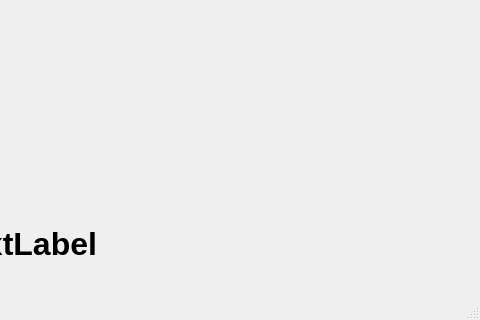
Before: the Qt Designer form view.ui in matheuscnali/face_authenticator, drawn with Qt 5; both pictures show x 320 to 800 and y 187 to 507 of the 800 by 507 pixel window.
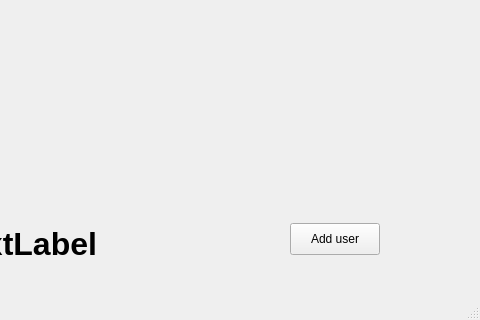
After: the same form once the commit is applied. Icons and pictures are not drawn.

Commit message: Implemented face recognition and button to add user

Diff of the .ui file:
```diff
--- a/view.ui
+++ b/view.ui
@@ -95,6 +95,19 @@
      <string>TextLabel</string>
     </property>
    </widget>
+   <widget class="QPushButton" name="pushButton">
+    <property name="geometry">
+     <rect>
+      <x>610</x>
+      <y>410</y>
+      <width>90</width>
+      <height>32</height>
+     </rect>
+    </property>
+    <property name="text">
+     <string>Add user</string>
+    </property>
+   </widget>
   </widget>
   <widget class="QStatusBar" name="statusbar"/>
  </widget>
```
The commit also changes 3 other files.
